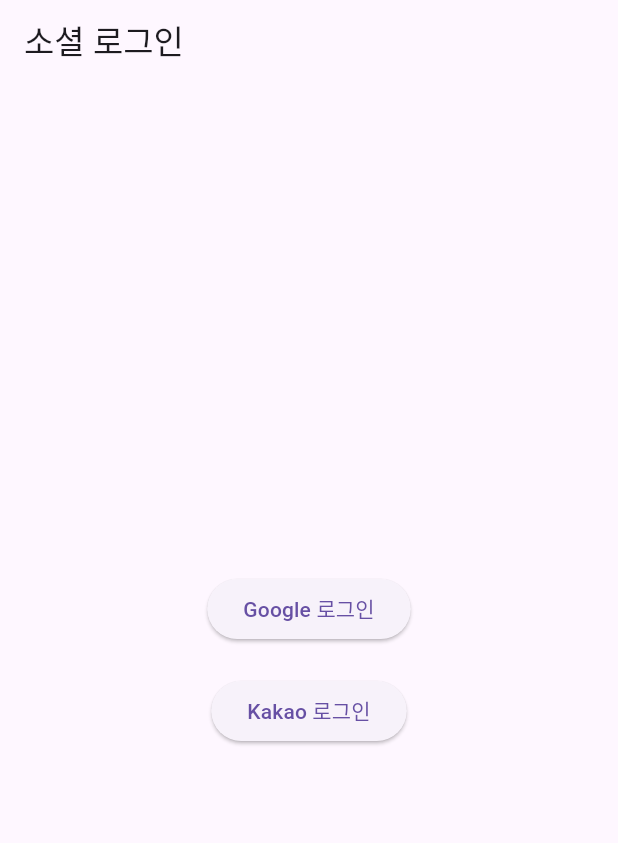
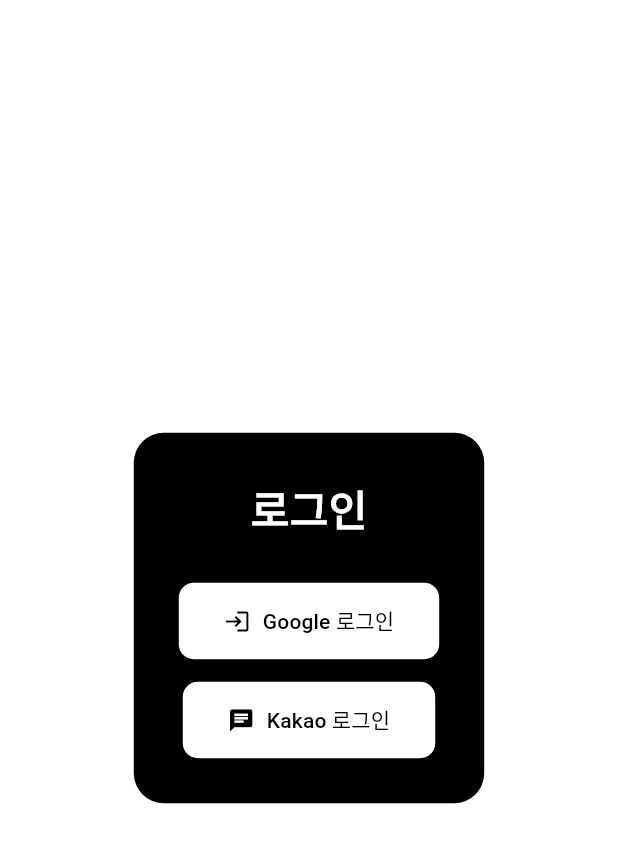
Before and after one commit to chilloutplz/ourlife, a Flutter app: the screen it shows after launch, after a tap on "Google 로그인", on a phone screen of 412 x 824 dp. Shown: the top 843 px of the screen. Run offline on Flutter 3.47's test engine with Material 3 defaults, Android fonts, the phone set to English and light mode, and no system bars; our stand-ins replace google_sign_in; missing offline and left inert: kakao_flutter_sdk_user.

Commit message:
ui 수정

```diff
--- a/lib/screen/login_screen.dart
+++ b/lib/screen/login_screen.dart
@@ -1,31 +1,81 @@
 import 'package:flutter/material.dart';
 import '../service/auth_service.dart';
 
-class LoginScreen extends StatelessWidget {
+class LoginScreen extends StatefulWidget {
+  const LoginScreen({super.key});
+
+  @override
+  LoginScreenState createState() => LoginScreenState();
+}
+
+class LoginScreenState extends State<LoginScreen> {
   final AuthService authService = AuthService();
 
-  LoginScreen({super.key});
+  @override
+  void initState() {
+    super.initState();
+    authService.initializePlatforms();
+  }
 
   @override
   Widget build(BuildContext context) {
     return Scaffold(
-      appBar: AppBar(title: Text("소셜 로그인")),
+      backgroundColor: Colors.white, // 크림색 배경
       body: Center(
-        child: Column(
-          mainAxisAlignment: MainAxisAlignment.center,
-          children: [
-            ElevatedButton(
-              onPressed: () => authService.signInWithGoogle(),
-              child: Text("Google 로그인"),
-            ),
-            SizedBox(height: 20),
-            ElevatedButton(
-              onPressed: () => authService.signInWithKakao(),
-              child: Text("Kakao 로그인"),
-            ),
-          ],
+        child: Container(
+          padding: EdgeInsets.all(30),
+          decoration: BoxDecoration(
+            color: Colors.black, // 배경 색상을 블랙으로 설정
+            borderRadius: BorderRadius.circular(20),
+          ),
+          child: Column(
+            mainAxisSize: MainAxisSize.min,
+            children: [
+              Text(
+                "로그인",
+                style: TextStyle(
+                  fontSize: 28,
+                  fontWeight: FontWeight.bold,
+                  color: Colors.white,
+                ),
+              ),
+              SizedBox(height: 30),
+              _buildSocialButton(
+                "Google 로그인",
+                Icons.login,
+                Colors.white,
+                () => authService.signInWithGoogle(),
+              ),
+              SizedBox(height: 15),
+              _buildSocialButton(
+                "Kakao 로그인",
+                Icons.chat,
+                Colors.white,
+                () => authService.signInWithKakao(),
+              ),
+            ],
+          ),
         ),
       ),
     );
   }
+
+  Widget _buildSocialButton(
+    String text,
+    IconData icon,
+    Color color,
+    VoidCallback onPressed,
+  ) {
+    return ElevatedButton.icon(
+      onPressed: onPressed,
+      icon: Icon(icon, color: Colors.black),
+      label: Text(text, style: TextStyle(color: Colors.black)),
+      style: ElevatedButton.styleFrom(
+        backgroundColor: Colors.white, // 크림색 버튼
+        padding: EdgeInsets.symmetric(horizontal: 30, vertical: 15),
+        shape: RoundedRectangleBorder(borderRadius: BorderRadius.circular(10)),
+        elevation: 5,
+      ),
+    );
+  }
 }
--- a/lib/service/auth_service.dart
+++ b/lib/service/auth_service.dart
@@ -6,16 +6,26 @@
 
 class AuthService {
   final GoogleSignIn _googleSignIn = GoogleSignIn();
+  late String platforms; // Declare a late variable for platforms
+
+  // Initialize the platforms variable
+  void initializePlatforms() {
+    platforms = "Supported platforms: Google, Kakao";
+    debugPrint(platforms); // Optional: Debugging to confirm initialization
+  }
 
   Future<void> signInWithGoogle() async {
     final GoogleSignInAccount? googleUser = await _googleSignIn.signIn();
     if (googleUser == null) return; // 로그인 취소 시 처리
 
-    final GoogleSignInAuthentication googleAuth = await googleUser.authentication;
+    final GoogleSignInAuthentication googleAuth =
+        await googleUser.authentication;
 
     // Django REST API에 Google 액세스 토큰 전달
     final response = await http.post(
-      Uri.parse('https://port-0-unclebob-api-m9hwt2ohea8935ae.sel4.cloudtype.app/accounts/google/login/'),
+      Uri.parse(
+        'https://port-0-unclebob-api-m9hwt2ohea8935ae.sel4.cloudtype.app/accounts/google/login/',
+      ),
       body: {'access_token': googleAuth.accessToken},
     );
 
@@ -39,7 +49,9 @@
 
     // Django REST API에 Kakao 액세스 토큰 전달
     final response = await http.post(
-      Uri.parse('https://port-0-unclebob-api-m9hwt2ohea8935ae.sel4.cloudtype.app/accounts/kakao/login/'),
+      Uri.parse(
+        'https://port-0-unclebob-api-m9hwt2ohea8935ae.sel4.cloudtype.app/accounts/kakao/login/',
+      ),
       body: {'access_token': token.accessToken},
     );
 
```
Also changed, not shown: pubspec.lock.
